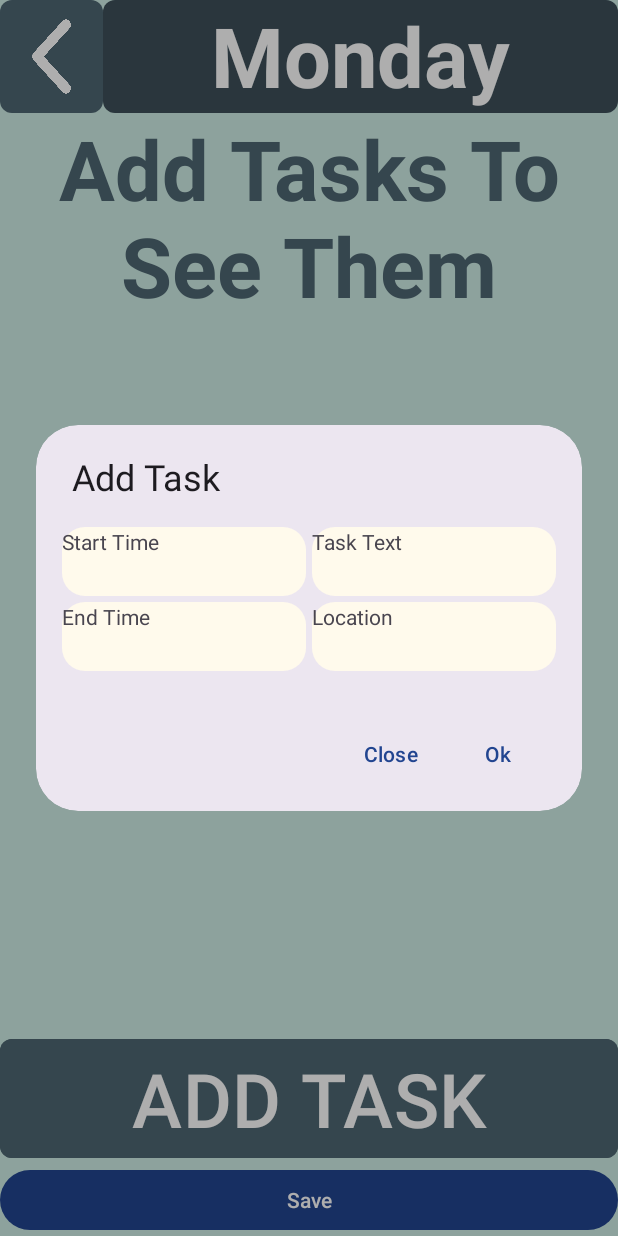
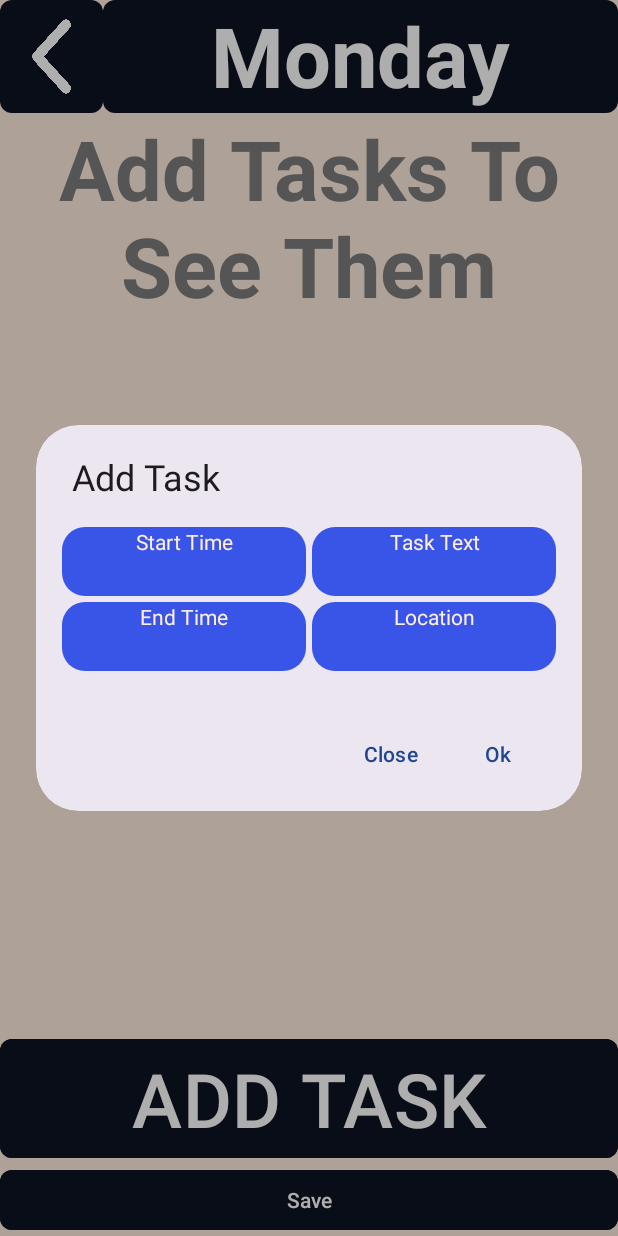
Before and after one commit to Levon07/Day_Buddy_Assistant, an Android app: the MainActivity screen opened directly, with no data from a screen before it, after a tap on "ADD TASK", on a phone screen of 412 x 824 dp. Run offline under Robolectric (Android 15) with nearby library versions, the phone set to English and light mode, and no system bars; our stand-ins replace Firebase (no records; nobody signed in at launch, a user with empty details on screens opened directly), Volley; libraries missing offline, so code that uses them is left out: retrofit.http.

```diff
--- a/app/src/main/res/drawable/btn.xml
+++ b/app/src/main/res/drawable/btn.xml
@@ -5,7 +5,7 @@
 
     <!-- fill/color -->
     <solid
-        android:color="@color/green_blue"
+        android:color="@color/NN_Black"
         />
 
 
--- a/app/src/main/res/drawable/day_of_week_topic.xml
+++ b/app/src/main/res/drawable/day_of_week_topic.xml
@@ -5,7 +5,7 @@
 
     <!-- fill/color -->
     <solid
-        android:color="@color/green_blue_dark"
+        android:color="@color/NN_Black"
         />
 
 
--- a/app/src/main/res/drawable/rect_shape.xml
+++ b/app/src/main/res/drawable/rect_shape.xml
@@ -5,7 +5,7 @@
 
     <!-- fill/color -->
     <solid
-        android:color="@color/milk"
+        android:color="@color/NN_Blue"
         />
 
 
--- a/app/src/main/res/layout/activity_calendar.xml
+++ b/app/src/main/res/layout/activity_calendar.xml
@@ -6,7 +6,7 @@
     android:layout_height="match_parent"
     tools:context=".calendar_activity"
     android:orientation="vertical"
-    android:background="@color/light_green">
+    android:background="@color/NN_White">
 
 
 
@@ -71,7 +71,7 @@
             android:textSize="55dp"
             android:textStyle="bold"
             android:textAlignment="center"
-            android:textColor="@color/green_blue"/>
+            android:textColor="@color/NN_Gray"/>
 
 
 
@@ -79,7 +79,7 @@
 
     <com.google.android.material.button.MaterialButton
         android:id="@+id/button2"
-        android:backgroundTint="@color/green_blue"
+        android:backgroundTint="@color/NN_Black"
         app:cornerRadius="8dp"
         android:layout_width="match_parent"
         android:layout_height="wrap_content"
--- a/app/src/main/res/layout/activity_main.xml
+++ b/app/src/main/res/layout/activity_main.xml
@@ -6,7 +6,7 @@
     android:layout_height="match_parent"
     tools:context=".MainActivity"
     android:orientation="vertical"
-    android:background="@color/light_green">
+    android:background="@color/NN_White">
 
 
 
@@ -70,7 +70,7 @@
             android:textSize="55dp"
             android:textStyle="bold"
             android:textAlignment="center"
-            android:textColor="@color/green_blue"/>
+            android:textColor="@color/NN_Gray"/>
 
 
 
@@ -78,7 +78,7 @@
 
     <com.google.android.material.button.MaterialButton
         android:id="@+id/button2"
-        android:backgroundTint="@color/green_blue"
+        android:backgroundTint="@color/NN_Black"
         app:cornerRadius="8dp"
         android:layout_width="match_parent"
         android:layout_height="wrap_content"
@@ -89,7 +89,9 @@
         app:layout_constraintEnd_toEndOf="parent"
         app:layout_constraintStart_toStartOf="parent" />
 
-    <Button
+    <com.google.android.material.button.MaterialButton
+        app:cornerRadius="8dp"
+        android:backgroundTint="@color/NN_Black"
         android:layout_width="match_parent"
         android:layout_height="wrap_content"
         android:text="Save"
--- a/app/src/main/res/layout/add_task.xml
+++ b/app/src/main/res/layout/add_task.xml
@@ -1,6 +1,8 @@
 <?xml version="1.0" encoding="utf-8"?>
 <androidx.constraintlayout.widget.ConstraintLayout xmlns:android="http://schemas.android.com/apk/res/android"
     xmlns:app="http://schemas.android.com/apk/res-auto"
+    xmlns:tools="http://schemas.android.com/tools"
+    tools:context=".MainActivity"
     android:layout_width="match_parent"
     android:layout_height="wrap_content">
 
@@ -21,6 +23,8 @@
             android:layout_weight="1">
 
             <TextView
+                android:textAlignment="center"
+                android:textColor="@color/NN_White"
                 android:id="@+id/Start_time_view"
                 android:text="Start Time"
                 android:layout_width="match_parent"
@@ -30,6 +34,8 @@
                 android:layout_margin="2dp"
                 android:onClick="pickStarttime"/>
             <TextView
+                android:textAlignment="center"
+                android:textColor="@color/NN_White"
                 android:id="@+id/End_Time_view"
                 android:text="End Time"
                 android:layout_width="match_parent"
@@ -48,6 +54,8 @@
             android:layout_weight="1">
 
             <TextView
+                android:textAlignment="center"
+                android:textColor="@color/NN_White"
                 android:id="@+id/Task_text_View"
                 android:layout_width="match_parent"
                 android:layout_height="match_parent"
@@ -58,6 +66,8 @@
                 android:text="Task Text" />
 
             <TextView
+                android:textAlignment="center"
+                android:textColor="@color/NN_White"
                 android:id="@+id/location"
                 android:text="Location"
                 android:layout_width="match_parent"
--- a/app/src/main/res/layout/rv_days.xml
+++ b/app/src/main/res/layout/rv_days.xml
@@ -30,6 +30,7 @@
                     <TextView
                         android:id="@+id/Day_OW"
                         android:textStyle="bold"
+                        android:textColor="@color/NN_White"
                         android:textSize="43sp"
                         android:layout_width="match_parent"
                         android:layout_height="wrap_content"
@@ -42,6 +43,7 @@
                     <TextView
                         android:id="@+id/Date"
                         android:textStyle="bold"
+                        android:textColor="@color/NN_White"
                         android:textSize="20sp"
                         android:textAlignment="center"
                         android:layout_width="match_parent"
--- a/app/src/main/res/layout/rv_tasks.xml
+++ b/app/src/main/res/layout/rv_tasks.xml
@@ -37,6 +37,7 @@
                     android:orientation="vertical">
 
                     <TextView
+                        android:textColor="@color/NN_White"
                         android:id="@+id/time_start"
                         android:layout_width="match_parent"
                         android:layout_height="wrap_content"
@@ -45,6 +46,7 @@
                         android:onClick="pickStarttime"/>
 
                     <TextView
+                        android:textColor="@color/NN_White"
                         android:id="@+id/time_end"
                         android:layout_width="match_parent"
                         android:layout_height="wrap_content"
@@ -58,6 +60,7 @@
                     android:orientation="vertical">
 
                     <TextView
+                        android:textColor="@color/NN_White"
                         android:id="@+id/task_text"
                         android:layout_width="match_parent"
                         android:layout_height="wrap_content"
@@ -65,6 +68,7 @@
                         android:text="TextView" />
 
                     <TextView
+                        android:textColor="@color/NN_White"
                         android:id="@+id/location"
                         android:layout_width="match_parent"
                         android:layout_height="wrap_content"
--- a/app/src/main/res/values/colors.xml
+++ b/app/src/main/res/values/colors.xml
@@ -15,6 +15,17 @@
     <color name="gray_blue">#B0C2CB</color>
     <color name="milk">#FFFAEC</color>
     <color name="green_blue_dark">#3D4F59</color>
+    <color name="N_Blue">#0267C1</color>
+    <color name="N_Creme">#E5D2B0</color>
+    <color name="N_Yellow">#EFA00B</color>
+    <color name="N_Orange">#D65108</color>
+    <color name="NN_Blue">#3855E8</color>
+    <color name="NN_Black">#0D1321</color>
+    <color name="NN_White">#FFEDDF</color>
+    <color name="NN_Gray">#7D7D7D</color>
+    <color name="NN_BlackB">#252728</color>
+
+
 
 
 </resources>
```
Also changed, not shown: app/src/main/java/com/example/daybuddy/MainActivity.java (+24 -25 lines).
